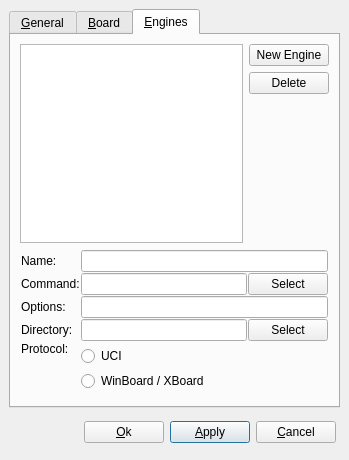
The window that src/gui/preferences.ui (madnight/chessx) describes before a commit, drawn with Qt 5.
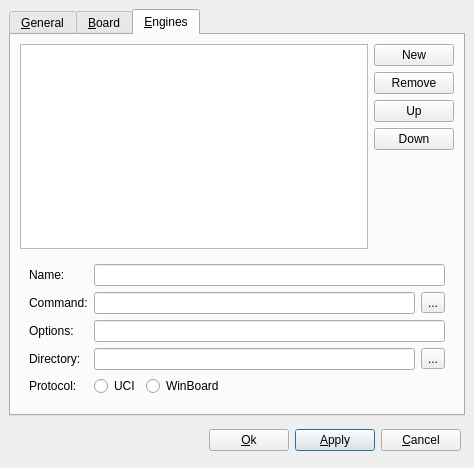
The same window after the commit. The open tabs and pages were chosen to show the change. Custom widgets are drawn as their Qt base class.

Commit message: Various usability improvements for engine tab. Allow reordering engine list.

```diff
--- a/src/gui/preferences.ui
+++ b/src/gui/preferences.ui
@@ -5,8 +5,8 @@
    <rect>
     <x>0</x>
     <y>0</y>
-    <width>349</width>
-    <height>460</height>
+    <width>474</width>
+    <height>468</height>
    </rect>
   </property>
   <property name="windowTitle" >
@@ -232,77 +232,49 @@
          </property>
          <layout class="QGridLayout" >
           <property name="margin" >
-           <number>1</number>
+           <number>9</number>
           </property>
           <property name="spacing" >
-           <number>1</number>
+           <number>6</number>
           </property>
-          <item row="4" column="1" colspan="2" >
-           <layout class="QVBoxLayout" >
-            <property name="margin" >
-             <number>0</number>
+          <item row="4" column="3" >
+           <spacer>
+            <property name="orientation" >
+             <enum>Qt::Horizontal</enum>
             </property>
-            <property name="spacing" >
-             <number>1</number>
+            <property name="sizeHint" >
+             <size>
+              <width>40</width>
+              <height>20</height>
+             </size>
             </property>
-            <item>
-             <widget class="QRadioButton" name="engineProtocolUCI" >
-              <property name="text" >
-               <string>UCI</string>
-              </property>
-             </widget>
-            </item>
-            <item>
-             <widget class="QRadioButton" name="engineProtocolWinBoard" >
-              <property name="text" >
-               <string>WinBoard / XBoard</string>
-              </property>
-             </widget>
-            </item>
-           </layout>
+           </spacer>
           </item>
-          <item row="4" column="0" >
-           <layout class="QVBoxLayout" >
-            <property name="margin" >
-             <number>0</number>
+          <item row="4" column="2" >
+           <widget class="QRadioButton" name="engineProtocolWinBoard" >
+            <property name="text" >
+             <string>WinBoard</string>
             </property>
-            <property name="spacing" >
-             <number>6</number>
+           </widget>
+          </item>
+          <item row="4" column="1" >
+           <widget class="QRadioButton" name="engineProtocolUCI" >
+            <property name="text" >
+             <string>UCI</string>
             </property>
-            <item>
-             <widget class="QLabel" name="label_4" >
-              <property name="sizePolicy" >
-               <sizepolicy>
-                <hsizetype>4</hsizetype>
-                <vsizetype>4</vsizetype>
-                <horstretch>0</horstretch>
-                <verstretch>0</verstretch>
-               </sizepolicy>
-              </property>
-              <property name="text" >
-               <string>Protocol:</string>
-              </property>
-             </widget>
-            </item>
-            <item>
-             <spacer>
-              <property name="orientation" >
-               <enum>Qt::Vertical</enum>
-              </property>
-              <property name="sizeHint" >
-               <size>
-                <width>20</width>
-                <height>40</height>
-               </size>
-              </property>
-             </spacer>
-            </item>
-           </layout>
+           </widget>
           </item>
-          <item row="1" column="2" >
-           <widget class="QPushButton" name="commandButton" >
+          <item row="1" column="4" >
+           <widget class="QToolButton" name="commandButton" >
             <property name="text" >
-             <string>Select</string>
+             <string>...</string>
+            </property>
+           </widget>
+          </item>
+          <item row="3" column="4" >
+           <widget class="QToolButton" name="directoryButton" >
+            <property name="text" >
+             <string>...</string>
             </property>
            </widget>
           </item>
@@ -334,37 +306,66 @@
             </property>
            </widget>
           </item>
-          <item row="2" column="1" colspan="2" >
+          <item row="2" column="1" colspan="4" >
            <widget class="QLineEdit" name="engineOptions" />
           </item>
-          <item row="1" column="1" >
-           <widget class="QLineEdit" name="engineCommand" />
-          </item>
-          <item row="0" column="1" colspan="2" >
+          <item row="0" column="1" colspan="4" >
            <widget class="QLineEdit" name="engineName" />
           </item>
-          <item row="3" column="2" >
-           <widget class="QPushButton" name="directoryButton" >
+          <item row="4" column="0" >
+           <widget class="QLabel" name="label_4" >
+            <property name="sizePolicy" >
+             <sizepolicy>
+              <hsizetype>4</hsizetype>
+              <vsizetype>4</vsizetype>
+              <horstretch>0</horstretch>
+              <verstretch>0</verstretch>
+             </sizepolicy>
+            </property>
             <property name="text" >
-             <string>Select</string>
+             <string>Protocol:</string>
             </property>
            </widget>
           </item>
-          <item row="3" column="1" >
-           <widget class="QLineEdit" name="engineDirectory" />
+          <item row="1" column="1" colspan="3" >
+           <widget class="QLineEdit" name="engineCommand" >
+            <property name="minimumSize" >
+             <size>
+              <width>300</width>
+              <height>0</height>
+             </size>
+            </property>
+           </widget>
+          </item>
+          <item row="3" column="1" colspan="3" >
+           <widget class="QLineEdit" name="engineDirectory" >
+            <property name="minimumSize" >
+             <size>
+              <width>300</width>
+              <height>0</height>
+             </size>
+            </property>
+           </widget>
           </item>
          </layout>
         </widget>
        </item>
        <item row="0" column="0" >
-        <layout class="QHBoxLayout" >
+        <layout class="QGridLayout" >
          <property name="margin" >
           <number>0</number>
          </property>
          <property name="spacing" >
           <number>6</number>
          </property>
-         <item>
+         <item row="3" column="1" >
+          <widget class="QPushButton" name="engineDownButton" >
+           <property name="text" >
+            <string>Down</string>
+           </property>
+          </widget>
+         </item>
+         <item rowspan="5" row="0" column="0" >
           <widget class="QListWidget" name="engineList" >
            <property name="editTriggers" >
             <set>QAbstractItemView::NoEditTriggers</set>
@@ -380,42 +381,39 @@
            </property>
           </widget>
          </item>
-         <item>
-          <layout class="QVBoxLayout" >
-           <property name="margin" >
-            <number>0</number>
+         <item row="1" column="1" >
+          <widget class="QPushButton" name="deleteEngineButton" >
+           <property name="text" >
+            <string>Remove</string>
            </property>
-           <property name="spacing" >
-            <number>6</number>
+          </widget>
+         </item>
+         <item row="0" column="1" >
+          <widget class="QPushButton" name="newEngineButton" >
+           <property name="text" >
+            <string>New</string>
            </property>
-           <item>
-            <widget class="QPushButton" name="newEngineButton" >
-             <property name="text" >
-              <string>New Engine</string>
-             </property>
-            </widget>
-           </item>
-           <item>
-            <widget class="QPushButton" name="deleteEngineButton" >
-             <property name="text" >
-              <string>Delete</string>
-             </property>
-            </widget>
-           </item>
-           <item>
-            <spacer>
-             <property name="orientation" >
-              <enum>Qt::Vertical</enum>
-             </property>
-             <property name="sizeHint" >
-              <size>
-               <width>20</width>
-               <height>40</height>
-              </size>
-             </property>
-            </spacer>
-           </item>
-          </layout>
+          </widget>
+         </item>
+         <item row="4" column="1" >
+          <spacer>
+           <property name="orientation" >
+            <enum>Qt::Vertical</enum>
+           </property>
+           <property name="sizeHint" >
+            <size>
+             <width>20</width>
+             <height>40</height>
+            </size>
+           </property>
+          </spacer>
+         </item>
+         <item row="2" column="1" >
+          <widget class="QPushButton" name="engineUpButton" >
+           <property name="text" >
+            <string>Up</string>
+           </property>
+          </widget>
          </item>
         </layout>
        </item>
```
Left out of the diff: 2 changed lines with no effect on the pictures. The commit also changes 2 other files.
